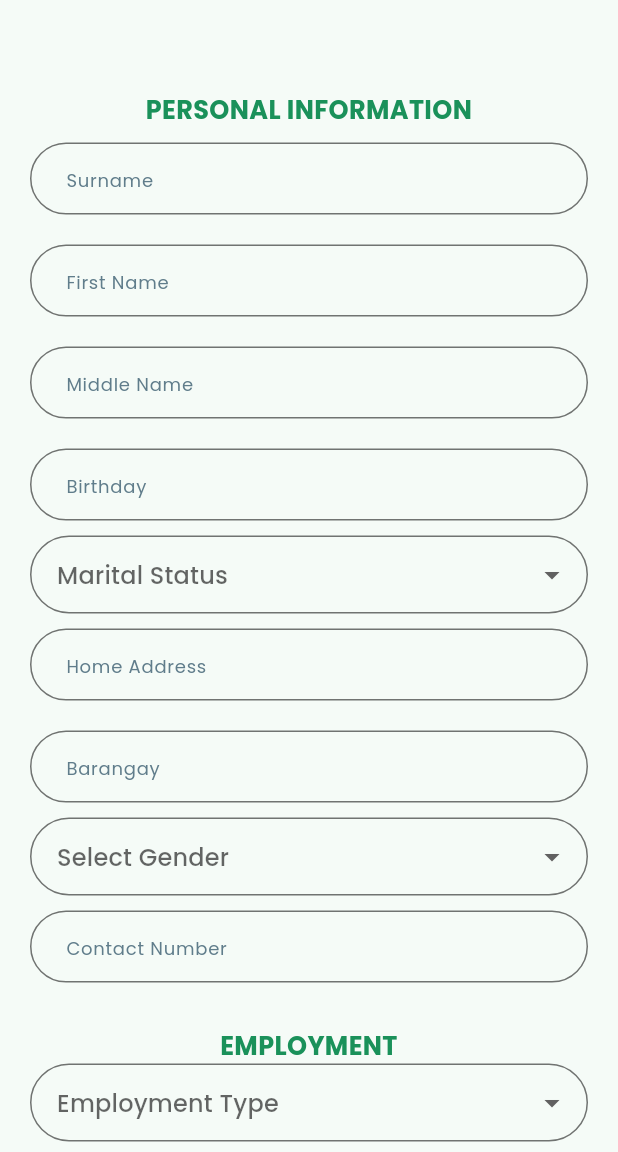
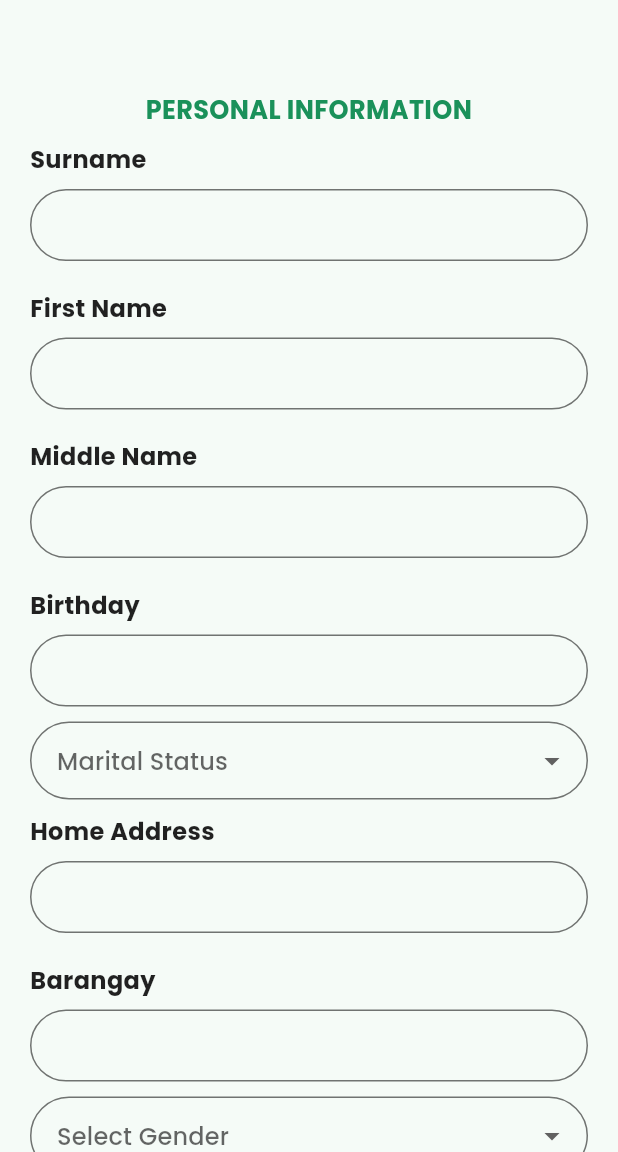
Before and after one commit to yskooo/snt_innovatives, a Flutter app: the SignUpPage screen opened directly, on a phone screen of 412 x 824 dp, the part 84-1236 px from its top. Run offline on Flutter 3.47's test engine with Material 3 defaults, Android fonts, the phone set to English and light mode, and no system bars; our stand-ins replace device_preview, flutter_svg, google_fonts, supabase_flutter; accounts and stored records are empty.

Commit message:
ui: text revamp for controllers

```diff
--- a/lib/auth/signup.dart
+++ b/lib/auth/signup.dart
@@ -99,7 +99,12 @@ class _SignUpPageState extends State<SignUpPage> {
 
 // Dropdown of Employment
   String? selectedEmploymentType;
-  List<String> employmentTypes = ['Full-time', 'Part-time', 'Self-employed', 'Unemployed'];
+  List<String> employmentTypes = [
+    'Full-time',
+    'Part-time',
+    'Self-employed',
+    'Unemployed'
+  ];
 
   @override
   void initState() {
@@ -184,7 +189,8 @@ class _SignUpPageState extends State<SignUpPage> {
                       }
                     });
                   },
-                  hint: const Text("Marital Status"), // Placeholder text as a hint
+                  hint: const Text("Marital Status"),
+                  // Placeholder text as a hint
                   items: maritalStatuses.map<DropdownMenuItem<String>>(
                         (String value) {
                       return DropdownMenuItem<String>(
@@ -268,7 +274,8 @@ class _SignUpPageState extends State<SignUpPage> {
                       selectedEmploymentType = newValue;
                     });
                   },
-                  items: employmentTypes.map<DropdownMenuItem<String>>((String value) {
+                  items: employmentTypes.map<DropdownMenuItem<String>>((
+                      String value) {
                     return DropdownMenuItem<String>(
                       value: value,
                       child: Text(value),
@@ -444,18 +451,30 @@ class _SignUpPageState extends State<SignUpPage> {
 
   Widget _buildTextField({
     required TextEditingController controller,
-    required String hintText,
+    required String hintText, // Keep hintText parameter name
     bool obscureText = false,
-    bool isDropdown = false, // New parameter
+    bool isDropdown = false,
   }) {
     return Padding(
       padding: const EdgeInsets.symmetric(vertical: 10.0),
-      child: TextFormField(
+      child: Column(
+        crossAxisAlignment: CrossAxisAlignment.start,
+        children: [
+          Text(
+            hintText, // Display hintText as external label
+            style: const TextStyle(
+              fontSize: 16.0, // Adjust label size as needed
+              color: Colors.black87, // Adjust label color as needed
+              fontWeight: FontWeight
+                  .bold, // Optional: Makes it visually distinct
+            ),
+          ),
+          const SizedBox(height: 8),
+          // Space between the label and the TextFormField
+          TextFormField(
             controller: controller,
             obscureText: obscureText,
-        textAlignVertical: TextAlignVertical.top,
             decoration: InputDecoration(
-          hintText: hintText,
               border: OutlineInputBorder(
                 borderRadius: BorderRadius.circular(51),
                 borderSide: const BorderSide(color: Colors.black54),
@@ -468,17 +487,15 @@ class _SignUpPageState extends State<SignUpPage> {
                 borderRadius: BorderRadius.circular(51),
                 borderSide: const BorderSide(color: Colors.black54),
               ),
-          suffixIcon: isDropdown
-              ? const Icon(Icons.arrow_drop_down, color: Colors.grey)
-              : null,
-          hintStyle: const TextStyle(
-            fontSize: 12.0,
-            color: Colors.blueGrey,
-          ),
+              suffixIcon: isDropdown ? const Icon(
+                  Icons.arrow_drop_down, color: Colors.grey) : null,
+              hintText: '',
+              // Clear hintText to prevent duplicate text
               contentPadding: const EdgeInsets.fromLTRB(20, 12, 20, 12),
-          alignLabelWithHint: true,
             ),
             readOnly: isDropdown,
+          ),
+        ],
       ),
     );
   }
```
Lines whose indentation alone changed are shown as unchanged.
